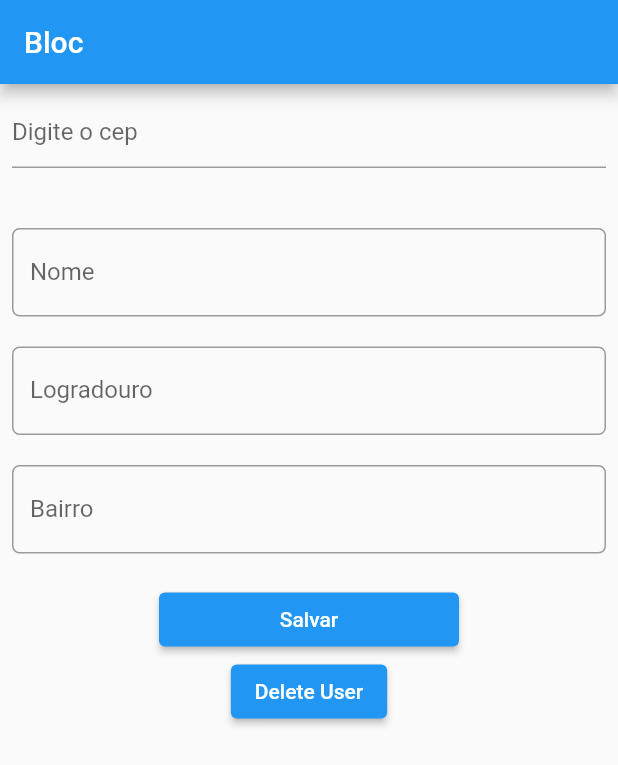
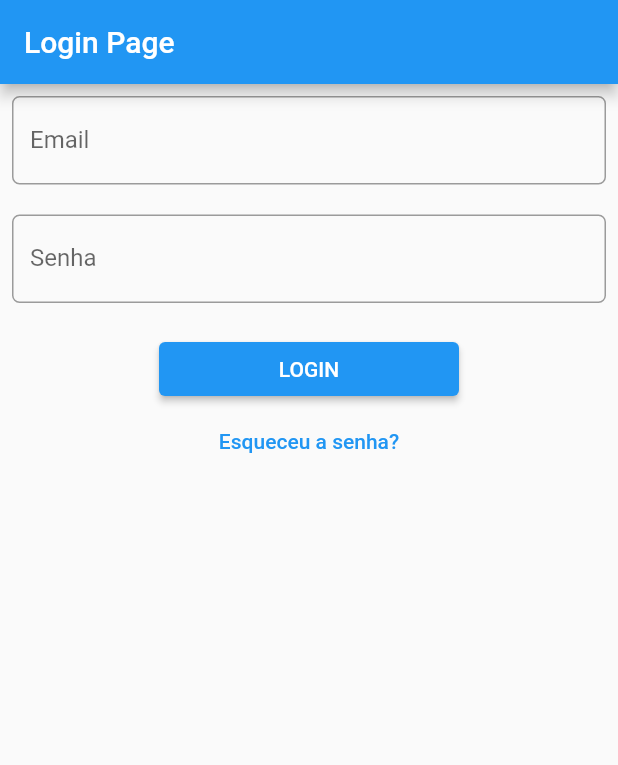
Before and after one commit to CelesteBarreto/my_project, a Flutter app: the screen it shows after launch, on a phone screen of 412 x 824 dp. Shown: the top 765 px of the screen. Run offline on Flutter 3.47's test engine with Material 2 defaults, Android fonts, the phone set to English and light mode, and no system bars; our stand-ins replace cloud_firestore, dio, firebase_core, shared_preferences; missing offline and left inert: firebase_core_web; accounts and stored records are empty.

Commit message:
validação no formulário e login page criada

```diff
--- /dev/null
+++ b/lib/login_page.dart
@@ -0,0 +1,74 @@
+import 'package:flutter/material.dart';
+
+class LoginPage extends StatefulWidget {
+  const LoginPage({Key? key}) : super(key: key);
+
+  @override
+  _LoginPageState createState() => _LoginPageState();
+}
+
+class _LoginPageState extends State<LoginPage> {
+  final formKey = GlobalKey<FormState>();
+  final emailKey = GlobalKey<FormFieldState>();
+
+  @override
+  Widget build(BuildContext context) {
+    return Scaffold(
+      appBar: AppBar(
+        title: Text('Login Page'),
+      ),
+      body: Form(
+        key: formKey,
+        child: SingleChildScrollView(
+          padding: EdgeInsets.all(8.0),
+          child: Column(
+            children: [
+              TextFormField(
+                key: emailKey,
+                validator: (String? value) {
+                  if (value!.isEmpty) return 'Preencha o campo corretamente';
+                  return null;
+                },
+                //controller: emailController,
+                decoration: InputDecoration(
+                    labelText: 'Email',
+                    border: OutlineInputBorder(
+                        borderRadius: BorderRadius.circular(5))),
+              ),
+              SizedBox(
+                height: 20,
+              ),
+              TextFormField(
+                validator: (String? value) {
+                  if (value!.isEmpty) return 'Preencha o campo corretamente';
+                  return null;
+                },
+                //controller: senhaController,
+                decoration: InputDecoration(
+                    labelText: 'Senha',
+                    border: OutlineInputBorder(
+                        borderRadius: BorderRadius.circular(5))),
+              ),
+              SizedBox(
+                height: 20,
+              ),
+              Container(
+                width: 200,
+                child: ElevatedButton(
+                    onPressed: () async => formKey.currentState?.validate(),
+                    child: Text('LOGIN')),
+              ),
+              TextButton(
+                  onPressed: () async {
+                    formKey.currentState?.reset();
+                    await Future.delayed(Duration(seconds: 1));
+                    emailKey.currentState?.validate();
+                  },
+                  child: Text('Esqueceu a senha?'))
+            ],
+          ),
+        ),
+      ),
+    );
+  }
+}
--- a/lib/main.dart
+++ b/lib/main.dart
@@ -1,10 +1,11 @@
 import 'package:firebase_core/firebase_core.dart';
 import 'package:flutter/material.dart';
+import 'package:my_project/login_page.dart';
 import 'package:my_project/myhomepage.dart';
 
-void main() async  {
-   WidgetsFlutterBinding.ensureInitialized();
-    await Firebase.initializeApp();
+void main() async {
+  WidgetsFlutterBinding.ensureInitialized();
+  await Firebase.initializeApp();
   runApp(MyApp());
 }
 
@@ -16,7 +17,7 @@ class MyApp extends StatelessWidget {
       theme: ThemeData(
         primarySwatch: Colors.blue,
       ),
-      home: MyHomePage(/* title: 'Flutter Demo Home Page' */),
+      home: LoginPage(/* title: 'Flutter Demo Home Page' */),
     );
   }
 }
--- a/pubspec.yaml
+++ b/pubspec.yaml
@@ -33,6 +33,7 @@ dependencies:
   cloud_firestore: ^2.5.1
   firebase_core: ^1.6.0
   shared_preferences: ^2.0.7
+  firebase_auth: ^3.1.4
 
 
 dev_dependencies:
```
Also changed, not shown: lib/myhomepage.dart (+59 -7 lines), pubspec.lock, 1 other file.
